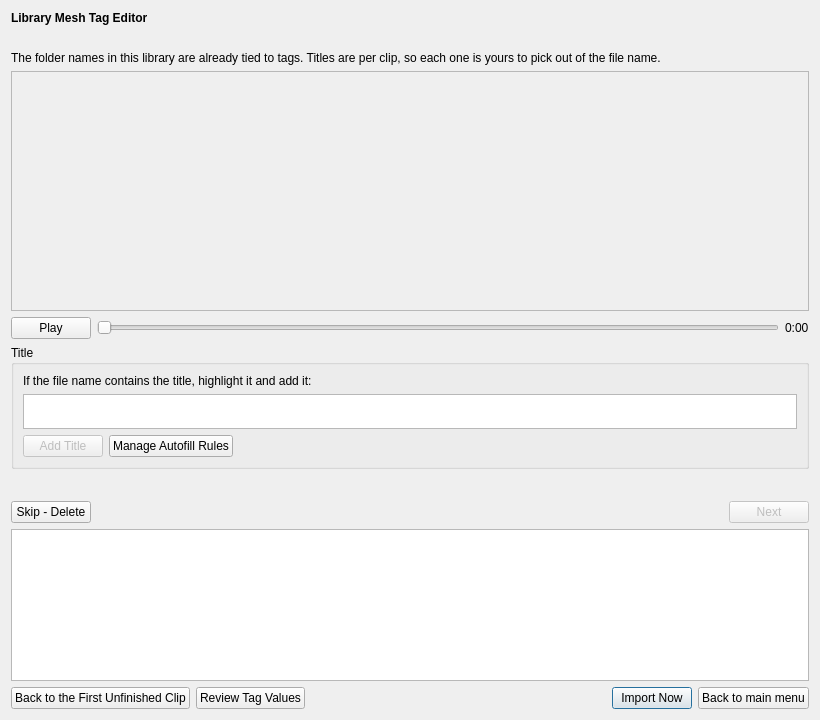
trafficman/commcut, file importer/queuewindow.ui: the form before one commit.
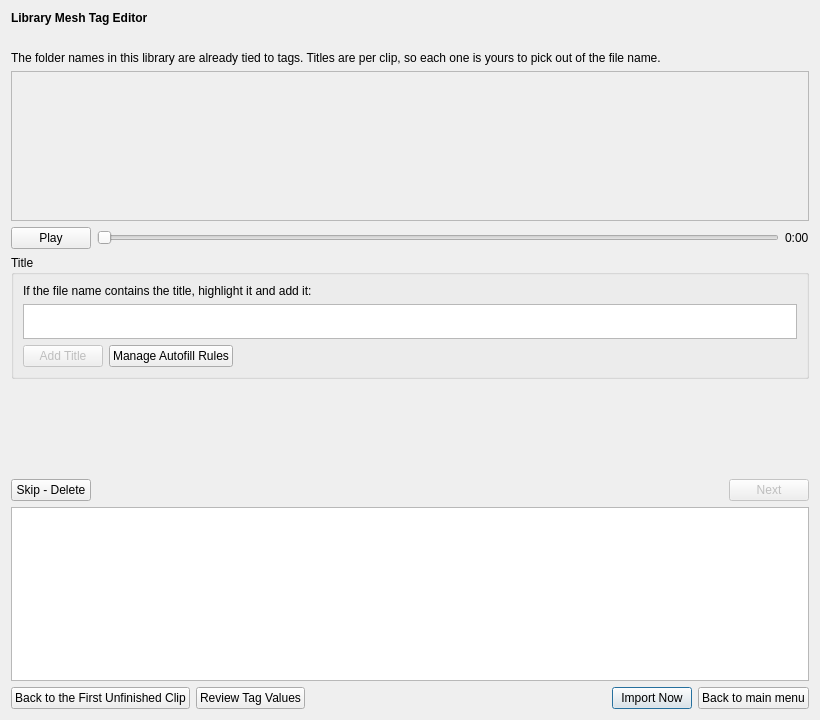
The form after the commit. Custom widgets are drawn as their Qt base class.

Commit message: #66, added scroll area to library import tag editor tag form, window displays properly at small screen sizes

Diff of the .ui file:
```diff
--- a/importer/queuewindow.ui
+++ b/importer/queuewindow.ui
@@ -13,7 +13,7 @@
   <property name="minimumSize">
    <size>
     <width>720</width>
-    <height>620</height>
+    <height>720</height>
    </size>
   </property>
   <property name="windowTitle">
@@ -52,10 +52,16 @@
    </item>
    <item>
     <widget class="QFrame" name="videoContainer">
+     <property name="sizePolicy">
+      <sizepolicy hsizetype="Expanding" vsizetype="Preferred">
+       <horstretch>0</horstretch>
+       <verstretch>1</verstretch>
+      </sizepolicy>
+     </property>
      <property name="minimumSize">
       <size>
        <width>0</width>
-       <height>240</height>
+       <height>150</height>
       </size>
      </property>
      <property name="frameShape">
@@ -90,6 +96,12 @@
    </item>
    <item>
     <widget class="QGroupBox" name="titleBox">
+     <property name="sizePolicy">
+      <sizepolicy hsizetype="Preferred" vsizetype="Fixed">
+       <horstretch>0</horstretch>
+       <verstretch>0</verstretch>
+      </sizepolicy>
+     </property>
      <property name="title">
       <string>Title</string>
      </property>
@@ -164,7 +176,50 @@
     </widget>
    </item>
    <item>
-    <widget class="TagForm" name="tagForm" native="true"/>
+    <widget class="QScrollArea" name="formScroll">
+     <property name="sizePolicy">
+      <sizepolicy hsizetype="Expanding" vsizetype="Expanding">
+       <horstretch>0</horstretch>
+       <verstretch>0</verstretch>
+      </sizepolicy>
+     </property>
+     <property name="frameShape">
+      <enum>QFrame::Shape::NoFrame</enum>
+     </property>
+     <property name="verticalScrollBarPolicy">
+      <enum>Qt::ScrollBarPolicy::ScrollBarAsNeeded</enum>
+     </property>
+     <property name="horizontalScrollBarPolicy">
+      <enum>Qt::ScrollBarPolicy::ScrollBarAlwaysOff</enum>
+     </property>
+     <property name="sizeAdjustPolicy">
+      <enum>QAbstractScrollArea::SizeAdjustPolicy::AdjustToContentsOnFirstShow</enum>
+     </property>
+     <property name="widgetResizable">
+      <bool>true</bool>
+     </property>
+     <widget class="QWidget" name="formScrollContents">
+      <property name="geometry">
+       <rect>
+        <x>0</x>
+        <y>0</y>
+        <width>802</width>
+        <height>179</height>
+       </rect>
+      </property>
+      <property name="sizePolicy">
+       <sizepolicy hsizetype="Preferred" vsizetype="Preferred">
+        <horstretch>0</horstretch>
+        <verstretch>1</verstretch>
+       </sizepolicy>
+      </property>
+      <layout class="QVBoxLayout" name="formScrollLayout">
+       <item>
+        <widget class="TagForm" name="tagForm" native="true"/>
+       </item>
+      </layout>
+     </widget>
+    </widget>
    </item>
    <item>
     <widget class="QLabel" name="labelConflicts">
@@ -184,7 +239,7 @@
      <property name="sizeHint" stdset="0">
       <size>
        <width>20</width>
-       <height>20</height>
+       <height>5</height>
       </size>
      </property>
     </spacer>
```
